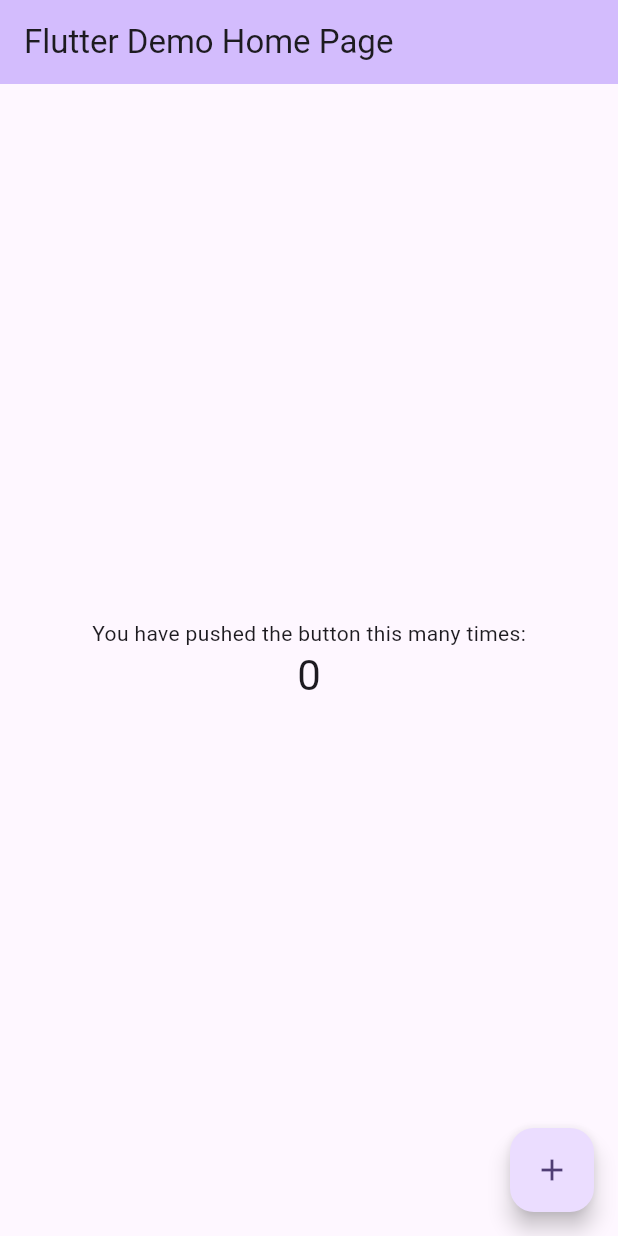
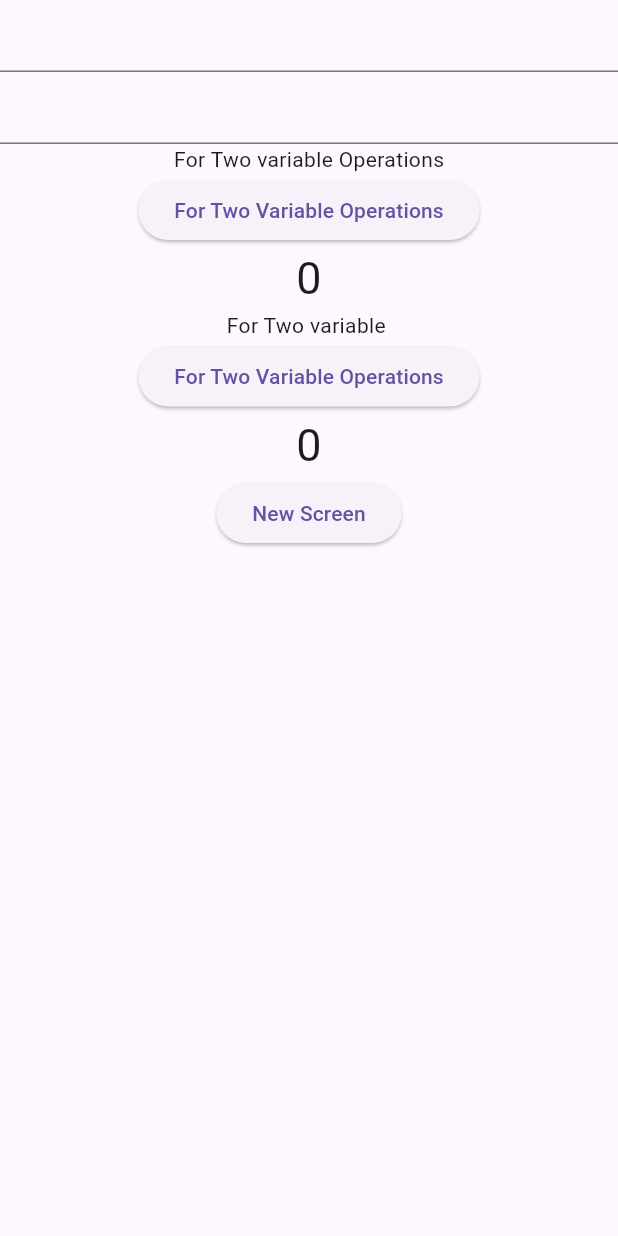
Before and after one commit to DeepeshKalura/working_for_dummy_task, a Flutter app: the screen it shows after launch, on a phone screen of 412 x 824 dp. Run offline on Flutter 3.47's test engine with Material 3 defaults, Android fonts, the phone set to English and light mode, and no system bars; our stand-ins replace plugin_platform_interface; missing offline and left inert: dart:html.

Commit message:
Add two_variable plugin

```diff
--- a/proofwork/lib/main.dart
+++ b/proofwork/lib/main.dart
@@ -1,125 +1,155 @@
 import 'package:flutter/material.dart';
+import 'package:two_variable/two_variable.dart';
+import 'package:two_variable_operations/two_variable_operations.dart';
+import 'package:demo_database/demo_database.dart';
 
-void main() {
+void main(List<String> args) {
   runApp(const MyApp());
 }
 
 class MyApp extends StatelessWidget {
   const MyApp({super.key});
 
-  // This widget is the root of your application.
   @override
   Widget build(BuildContext context) {
     return MaterialApp(
       title: 'Flutter Demo',
       theme: ThemeData(
-        // This is the theme of your application.
-        //
-        // TRY THIS: Try running your application with "flutter run". You'll see
-        // the application has a purple toolbar. Then, without quitting the app,
-        // try changing the seedColor in the colorScheme below to Colors.green
-        // and then invoke "hot reload" (save your changes or press the "hot
-        // reload" button in a Flutter-supported IDE, or press "r" if you used
-        // the command line to start the app).
-        //
-        // Notice that the counter didn't reset back to zero; the application
-        // state is not lost during the reload. To reset the state, use hot
-        // restart instead.
-        //
-        // This works for code too, not just values: Most code changes can be
-        // tested with just a hot reload.
-        colorScheme: ColorScheme.fromSeed(seedColor: Colors.deepPurple),
-        useMaterial3: true,
+        primarySwatch: Colors.blue,
       ),
-      home: const MyHomePage(title: 'Flutter Demo Home Page'),
+      home: const HomeScreen(),
     );
   }
 }
 
-class MyHomePage extends StatefulWidget {
-  const MyHomePage({super.key, required this.title});
-
-  // This widget is the home page of your application. It is stateful, meaning
-  // that it has a State object (defined below) that contains fields that affect
-  // how it looks.
-
-  // This class is the configuration for the state. It holds the values (in this
-  // case the title) provided by the parent (in this case the App widget) and
-  // used by the build method of the State. Fields in a Widget subclass are
-  // always marked "final".
-
-  final String title;
+class HomeScreen extends StatefulWidget {
+  const HomeScreen({super.key});
 
   @override
-  State<MyHomePage> createState() => _MyHomePageState();
+  State<HomeScreen> createState() => _HomeScreenState();
 }
 
-class _MyHomePageState extends State<MyHomePage> {
-  int _counter = 0;
+class _HomeScreenState extends State<HomeScreen> {
+  final _numberOnecontroller = TextEditingController();
+  final _numberTwocontroller = TextEditingController();
+  final twoVariable = TwoVariable();
 
-  void _incrementCounter() {
-    setState(() {
-      // This call to setState tells the Flutter framework that something has
-      // changed in this State, which causes it to rerun the build method below
-      // so that the display can reflect the updated values. If we changed
-      // _counter without calling setState(), then the build method would not be
-      // called again, and so nothing would appear to happen.
-      _counter++;
-    });
+  var resultOne = 0;
+  var resultTwo = "0";
+
+  @override
+  void dispose() {
+    super.dispose();
+    _numberOnecontroller.dispose();
+    _numberTwocontroller.dispose();
   }
 
   @override
   Widget build(BuildContext context) {
-    // This method is rerun every time setState is called, for instance as done
-    // by the _incrementCounter method above.
-    //
-    // The Flutter framework has been optimized to make rerunning build methods
-    // fast, so that you can just rebuild anything that needs updating rather
-    // than having to individually change instances of widgets.
     return Scaffold(
-      appBar: AppBar(
-        // TRY THIS: Try changing the color here to a specific color (to
-        // Colors.amber, perhaps?) and trigger a hot reload to see the AppBar
-        // change color while the other colors stay the same.
-        backgroundColor: Theme.of(context).colorScheme.inversePrimary,
-        // Here we take the value from the MyHomePage object that was created by
-        // the App.build method, and use it to set our appbar title.
-        title: Text(widget.title),
+      body: Column(
+        children: [
+          TextField(
+            controller: _numberOnecontroller,
+          ),
+          TextField(
+            controller: _numberTwocontroller,
+          ),
+          const Text("For Two variable Operations"),
+          ElevatedButton(
+            onPressed: () {
+              setState(() {
+                resultOne = twoVariableOperations(
+                    int.parse(_numberOnecontroller.text),
+                    int.parse(_numberTwocontroller.text));
+              });
+            },
+            child: const Text("For Two Variable Operations"),
+          ),
+          Center(
+            child: Text(
+              resultOne.toString(),
+              style: const TextStyle(fontSize: 30),
+            ),
+          ),
+          const Text("For Two variable "),
+          ElevatedButton(
+            onPressed: () {
+              setState(() {
+                resultTwo = twoVariable.operationsOnTwoNumber(
+                  numberOne: int.parse(_numberOnecontroller.text),
+                  numberTwo: int.parse(_numberTwocontroller.text),
+                );
+              });
+            },
+            child: const Text("For Two Variable Operations"),
+          ),
+          Center(
+            child: Text(
+              resultTwo,
+              style: const TextStyle(fontSize: 30),
+            ),
+          ),
+          ElevatedButton(
+            onPressed: () {
+              Navigator.push(
+                context,
+                MaterialPageRoute(
+                  builder: (context) => const DummyOrderDatabaseScreen(),
+                ),
+              );
+            },
+            child: const Text("New Screen"),
+          ),
+        ],
       ),
-      body: Center(
-        // Center is a layout widget. It takes a single child and positions it
-        // in the middle of the parent.
-        child: Column(
-          // Column is also a layout widget. It takes a list of children and
-          // arranges them vertically. By default, it sizes itself to fit its
-          // children horizontally, and tries to be as tall as its parent.
-          //
-          // Column has various properties to control how it sizes itself and
-          // how it positions its children. Here we use mainAxisAlignment to
-          // center the children vertically; the main axis here is the vertical
-          // axis because Columns are vertical (the cross axis would be
-          // horizontal).
-          //
-          // TRY THIS: Invoke "debug painting" (choose the "Toggle Debug Paint"
-          // action in the IDE, or press "p" in the console), to see the
-          // wireframe for each widget.
-          mainAxisAlignment: MainAxisAlignment.center,
-          children: <Widget>[
-            const Text(
-              'You have pushed the button this many times:',
-            ),
-            Text(
-              '$_counter',
-              style: Theme.of(context).textTheme.headlineMedium,
-            ),
-          ],
-        ),
-      ),
-      floatingActionButton: FloatingActionButton(
-        onPressed: _incrementCounter,
-        tooltip: 'Increment',
-        child: const Icon(Icons.add),
-      ), // This trailing comma makes auto-formatting nicer for build methods.
     );
   }
 }
+
+class DummyOrderDatabaseScreen extends StatefulWidget {
+  const DummyOrderDatabaseScreen({super.key});
+
+  @override
+  State<DummyOrderDatabaseScreen> createState() =>
+      _DummyOrderDatabaseScreenState();
+}
+
+class _DummyOrderDatabaseScreenState extends State<DummyOrderDatabaseScreen> {
+  final dummyDatabaseOrder = DummyDatabaseOrder();
+  final _numberOnecontroller = TextEditingController();
+
+  @override
+  Widget build(BuildContext context) {
+    return Scaffold(
+      body: Column(
+        children: [
+          TextField(
+            controller: _numberOnecontroller,
+          ),
+          ElevatedButton(
+            child: const Text("Enter the Number and hit here"),
+            onPressed: () {
+              switch (_numberOnecontroller.text) {
+                case "1":
+                  dummyDatabaseOrder.giveOrder();
+                  break;
+                case "2":
+                  dummyDatabaseOrder.updateOrder();
+                  break;
+                case "3":
+                  dummyDatabaseOrder.deleteOrder();
+                  break;
+                case "4":
+                  dummyDatabaseOrder.seeOrder();
+                  break;
+                default:
+                  print("Wrong Input");
+              }
+            },
+          )
+        ],
+      ),
+    );
+  }
+}
--- a/proofwork/pubspec.yaml
+++ b/proofwork/pubspec.yaml
@@ -35,6 +35,12 @@ dependencies:
   # The following adds the Cupertino Icons font to your application.
   # Use with the CupertinoIcons class for iOS style icons.
   cupertino_icons: ^1.0.6
+  two_variable_operations:
+    path: /home/deepesh/development/flutter/rubish/two_variable_operations
+  two_variable:
+    path: /home/deepesh/development/flutter/rubish/two_variable
+  demo_database:
+    path: /home/deepesh/development/flutter/rubish/demo_database
 
 dev_dependencies:
   flutter_test:
```
Also changed, not shown: proofwork/pubspec.lock, 5 other files.
